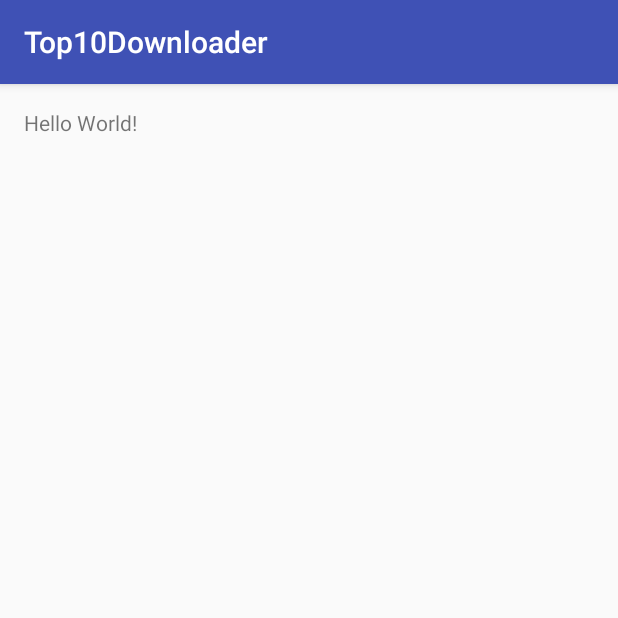
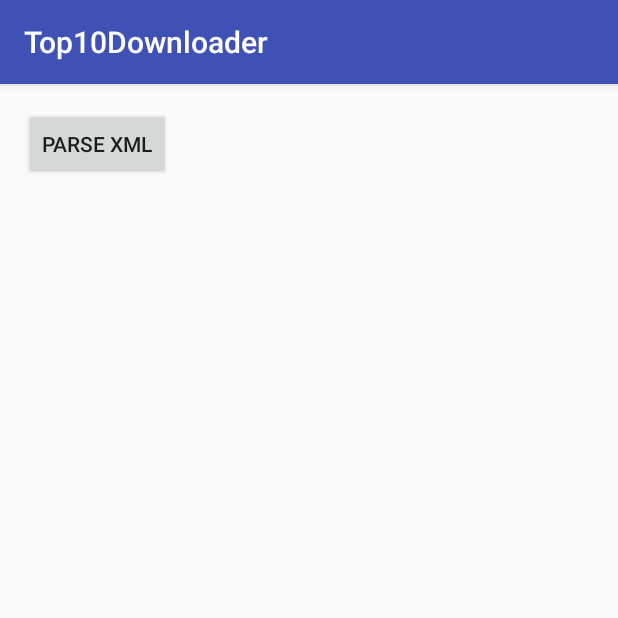
Before and after one commit to igorpaprzycki/Top10Downloader, an Android app: the screen it shows after launch (MainActivity), on a phone screen of 412 x 824 dp, the top half of it. Run offline under Robolectric (Android 15) with nearby library versions, the phone set to English and light mode, and no system bars; our stand-ins replace ButterKnife.

Commit message:
Added XML parser

```diff
--- a/app/src/main/java/com/igypap/top10downloader/MainActivity.java
+++ b/app/src/main/java/com/igypap/top10downloader/MainActivity.java
@@ -4,7 +4,11 @@ import android.os.AsyncTask;
 import android.os.Bundle;
 import android.support.v7.app.AppCompatActivity;
 import android.util.Log;
-import android.widget.TextView;
+import android.widget.Button;
+import android.widget.ListView;
+import android.widget.Toast;
+
+import com.igypap.top10downloader.model.ParseApplication;
 
 import java.io.IOException;
 import java.io.InputStream;
@@ -14,11 +18,16 @@ import java.net.URL;
 
 import butterknife.BindView;
 import butterknife.ButterKnife;
+import butterknife.OnClick;
 
 public class MainActivity extends AppCompatActivity {
 
-    @BindView(R.id.xml_text_view)
-    private TextView xmlTextView;
+    private String mFileContents;
+
+    @BindView(R.id.btn_parse)
+    Button mBtnParse;
+    @BindView(R.id.xml_list_view)
+    ListView mListApps;
 
     @Override
     protected void onCreate(Bundle savedInstanceState) {
@@ -31,9 +40,14 @@ public class MainActivity extends AppCompatActivity {
 
     }
 
+    @OnClick(R.id.btn_parse)
+    void onParseClick(){
+        Toast.makeText(this, "Siema", Toast.LENGTH_SHORT).show();
+        ParseApplication parseApplication = new ParseApplication(mFileContents);
+        parseApplication.process();
+    }
 
     private class DownloadData extends AsyncTask<String, Void, String> {
-        private String mFileContents;
 
 
         @Override
--- a/app/src/main/res/layout/activity_main.xml
+++ b/app/src/main/res/layout/activity_main.xml
@@ -1,5 +1,6 @@
 <?xml version="1.0" encoding="utf-8"?>
 <LinearLayout xmlns:android="http://schemas.android.com/apk/res/android"
+    android:orientation="vertical"
     xmlns:tools="http://schemas.android.com/tools"
     android:id="@+id/activity_main"
     android:layout_width="match_parent"
@@ -10,9 +11,15 @@
     android:paddingTop="@dimen/activity_vertical_margin"
     tools:context="com.igypap.top10downloader.MainActivity">
 
-    <TextView
-        android:id="@+id/xml_text_view"
+    <Button
+        android:text="@string/parse_xml"
+        android:id="@+id/btn_parse"
         android:layout_width="wrap_content"
-        android:layout_height="wrap_content"
-        android:text="Hello World!" />
+        android:layout_height="wrap_content" />
+
+    <ListView
+        android:layout_marginTop="20dp"
+        android:id="@+id/xml_list_view"
+        android:layout_width="wrap_content"
+        android:layout_height="wrap_content"/>
 </LinearLayout>
--- a/app/src/main/res/values/strings.xml
+++ b/app/src/main/res/values/strings.xml
@@ -1,3 +1,4 @@
 <resources>
     <string name="app_name">Top10Downloader</string>
+    <string name="parse_xml">Parse XML</string>
 </resources>
```
Also changed, not shown: app/src/main/java/com/igypap/top10downloader/model/Application.java (added, +36 -0 lines), app/src/main/java/com/igypap/top10downloader/model/ParseApplication.java (added, +91 -0 lines).
